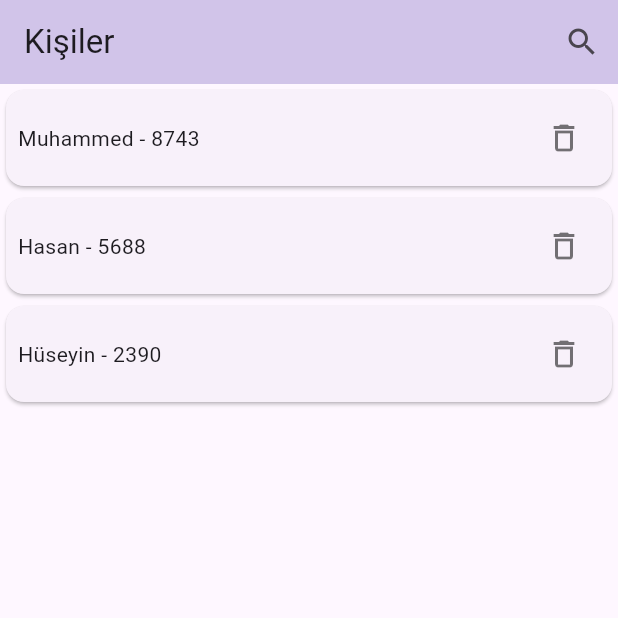
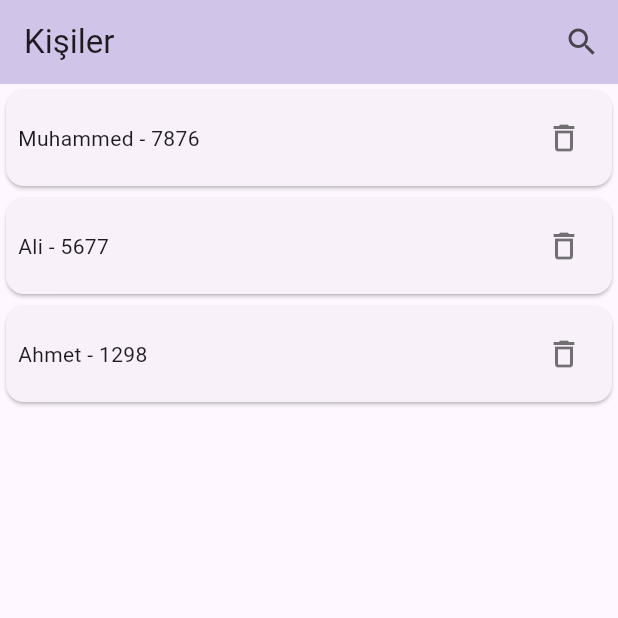
Before and after one commit to mmkocak/kisiler, a Flutter app: the screen it shows after launch, after a tap on the "delete outline" icon, on a phone screen of 412 x 824 dp, the top half of it. Run offline on Flutter 3.47's test engine with Material 2 defaults, Android fonts, the phone set to English and light mode, and no system bars; our stand-ins replace flutter_bloc; missing offline and left inert: dart:ffi.

```diff
--- /dev/null
+++ b/lib/cubit/home_cubit.dart
@@ -0,0 +1,21 @@
+import 'dart:ffi';
+
+import 'package:flutter/material.dart';
+import 'package:flutter_bloc/flutter_bloc.dart';
+import 'package:kisiler/entity/persons.dart';
+import 'package:kisiler/repo/personsdao.dart';
+
+class HomeCubit extends Cubit<List<Persons>> {
+  HomeCubit() : super(<Persons>[]);
+  var prepo = Persondao();
+
+  Future<void> kisilerYukle() async {
+    var liste = await prepo.tumKisileriAl();
+    emit(liste);
+  }
+
+  Future<void> kisilerara(aramaKelimesi) async {
+    var liste = await prepo.kisiAra(aramaKelimesi);
+    emit(liste);
+  }
+}
--- /dev/null
+++ b/lib/cubit/person_registration_cubit.dart
@@ -0,0 +1,11 @@
+import 'package:flutter_bloc/flutter_bloc.dart';
+import 'package:kisiler/repo/personsdao.dart';
+
+class PersonRegistrationCubit extends Cubit<void> {
+  PersonRegistrationCubit() : super(0);
+  var prepo = Persondao();
+
+  Future<void> kayit(String kisiad, String kisiTel) async {
+    await prepo.kisiKayit(kisiad, kisiTel);
+  }
+}
--- /dev/null
+++ b/lib/cubit/person_registration_detail_cubit.dart
@@ -0,0 +1,11 @@
+import 'package:flutter_bloc/flutter_bloc.dart';
+import 'package:kisiler/repo/personsdao.dart';
+
+class PersonRegistrationDetailCubit extends Cubit<void> {
+  PersonRegistrationDetailCubit() : super(0);
+
+  var prepo = Persondao();
+  Future<void> guncelle(int kisiid, String kisiad, String kisiTel) async {
+    await prepo.kisiGuncelle(kisiid, kisiad, kisiTel);
+  }
+}
--- a/lib/entity/persons.dart
+++ b/lib/entity/persons.dart
@@ -1,8 +1,7 @@
 class Persons {
-  int kisi_id;
-  String kisi_ad;
-  String kisi_tel;
+  int kisiid;
+  String kidiad;
+  String kisiTell;
 
-  Persons(
-      {required this.kisi_id, required this.kisi_ad, required this.kisi_tel});
+  Persons({required this.kisiid, required this.kidiad, required this.kisiTell});
 }
--- a/lib/main.dart
+++ b/lib/main.dart
@@ -1,4 +1,8 @@
 import 'package:flutter/material.dart';
+import 'package:flutter_bloc/flutter_bloc.dart';
+import 'package:kisiler/cubit/home_cubit.dart';
+import 'package:kisiler/cubit/person_registration_cubit.dart';
+import 'package:kisiler/cubit/person_registration_detail_cubit.dart';
 import 'package:kisiler/views/home.dart';
 
 void main() {
@@ -10,7 +14,13 @@ class MyApp extends StatelessWidget {
 
   @override
   Widget build(BuildContext context) {
-    return MaterialApp(
+    return MultiBlocProvider(
+      providers: [
+        BlocProvider(create: (context) => PersonRegistrationCubit()),
+        BlocProvider(create: (context) => PersonRegistrationDetailCubit()),
+        BlocProvider(create: (context) => HomeCubit()),
+      ],
+      child: MaterialApp(
         debugShowCheckedModeBanner: false,
         title: 'Flutter Demo',
         theme: ThemeData(
@@ -18,6 +28,7 @@ class MyApp extends StatelessWidget {
           useMaterial3: true,
         ),
         home: const HomePage(),
+      ),
     );
   }
 }
--- /dev/null
+++ b/lib/repo/personsdao.dart
@@ -0,0 +1,29 @@
+import 'package:kisiler/entity/persons.dart';
+
+class Persondao {
+  Future<void> kisiKayit(String kisiAdd, String kisiTell) async {
+    ("Kişi kayıt $kisiAdd , $kisiTell");
+  }
+
+  Future<void> kisiGuncelle(int kisiiD, String kisiAdd, kisiTell) async {
+    print("Kişi Guncelle $kisiiD , $kisiAdd  , $kisiTell");
+  }
+
+  Future<List<Persons>> tumKisileriAl() async {
+    var kisilerListesi = <Persons>[];
+    var k1 = Persons(kisiid: 1, kidiad: "Muhammed", kisiTell: "7876");
+    var k2 = Persons(kisiid: 2, kidiad: "Ali", kisiTell: "5677");
+    var k3 = Persons(kisiid: 3, kidiad: "Ahmet", kisiTell: "1298");
+    kisilerListesi.add(k1);
+    kisilerListesi.add(k2);
+    kisilerListesi.add(k3);
+    return kisilerListesi;
+  }
+
+  Future<List<Persons>> kisiAra(String kisiara) async {
+    var kisilerListesi = <Persons>[];
+    var k1 = Persons(kisiid: 1, kidiad: "Muhammed", kisiTell: "7876");
+    kisilerListesi.add(k1);
+    return kisilerListesi;
+  }
+}
--- a/lib/views/home.dart
+++ b/lib/views/home.dart
@@ -1,4 +1,6 @@
 import 'package:flutter/material.dart';
+import 'package:flutter_bloc/flutter_bloc.dart';
+import 'package:kisiler/cubit/home_cubit.dart';
 import 'package:kisiler/entity/persons.dart';
 import 'package:kisiler/views/person_detail.dart';
 import 'package:kisiler/views/person_registration.dart';
@@ -13,15 +15,10 @@ class HomePage extends StatefulWidget {
 class _HomePageState extends State<HomePage> {
   bool aramaYapiliyormu = false;
 
-  Future<List<Persons>> tumKisileriGoster() async {
-    var kisilerListesi = <Persons>[];
-    var k1 = Persons(kisi_id: 1, kisi_ad: "Muhammed", kisi_tel: "8743");
-    var k2 = Persons(kisi_id: 2, kisi_ad: "Hasan", kisi_tel: "5688");
-    var k3 = Persons(kisi_id: 3, kisi_ad: "Hüseyin", kisi_tel: "2390");
-    kisilerListesi.add(k1);
-    kisilerListesi.add(k2);
-    kisilerListesi.add(k3);
-    return kisilerListesi;
+  @override
+  void initState() {
+    super.initState();
+    context.read<HomeCubit>().kisilerYukle();
   }
 
   @override
@@ -33,7 +30,7 @@ class _HomePageState extends State<HomePage> {
             ? TextField(
                 decoration: const InputDecoration(hintText: "Ara"),
                 onChanged: (aramaSonucu) {
-                  print("Arama Sonucu: $aramaSonucu");
+                  context.read<HomeCubit>().kisilerara(aramaSonucu);
                 },
               )
             : const Text("Kişiler "),
@@ -45,6 +42,7 @@ class _HomePageState extends State<HomePage> {
                     setState(() {
                       aramaYapiliyormu = false;
                     });
+                    context.read<HomeCubit>().kisilerYukle();
                   },
                 )
               : IconButton(
@@ -57,13 +55,11 @@ class _HomePageState extends State<HomePage> {
                 ),
         ],
       ),
-      body: FutureBuilder<List<Persons>>(
-        future: tumKisileriGoster(),
-        builder: (context, snapshot) {
-          if (snapshot.hasData) {
-            var kisilerListesi = snapshot.data;
+      body: BlocBuilder<HomeCubit, List<Persons>>(
+        builder: (context, kisilerListesi) {
+          if (kisilerListesi.isNotEmpty) {
             return ListView.builder(
-              itemCount: kisilerListesi!.length,
+              itemCount: kisilerListesi.length,
               itemBuilder: (context, index) {
                 var kisi = kisilerListesi[index];
                 return GestureDetector(
@@ -81,17 +77,17 @@ class _HomePageState extends State<HomePage> {
                     child: Padding(
                       padding: const EdgeInsets.all(8.0),
                       child: Row(children: [
-                        Text("${kisi.kisi_ad} - ${kisi.kisi_tel}"),
+                        Text("${kisi.kidiad} - ${kisi.kisiTell}"),
                         const Spacer(),
                         IconButton(
                             onPressed: () {
                               ScaffoldMessenger.of(context).showSnackBar(
                                 SnackBar(
-                                  content: Text("${kisi.kisi_ad} Silinsin mi?"),
+                                  content: Text("${kisi.kidiad} Silinsin mi?"),
                                   action: SnackBarAction(
                                     label: "Evet",
                                     onPressed: () {
-                                      print("Kişi Sil: ${kisi.kisi_id}");
+                                      print("Kişi Sil: ${kisi.kisiid}");
                                     },
                                   ),
                                 ),
--- a/pubspec.yaml
+++ b/pubspec.yaml
@@ -35,6 +35,7 @@ dependencies:
   # The following adds the Cupertino Icons font to your application.
   # Use with the CupertinoIcons class for iOS style icons.
   cupertino_icons: ^1.0.2
+  flutter_bloc: ^8.1.3
 
 dev_dependencies:
   flutter_test:
```
Also changed, not shown: lib/views/person_detail.dart (+8 -7 lines), lib/views/person_registration.dart (+6 -5 lines), pubspec.lock. Lines whose indentation alone changed are shown as unchanged.
